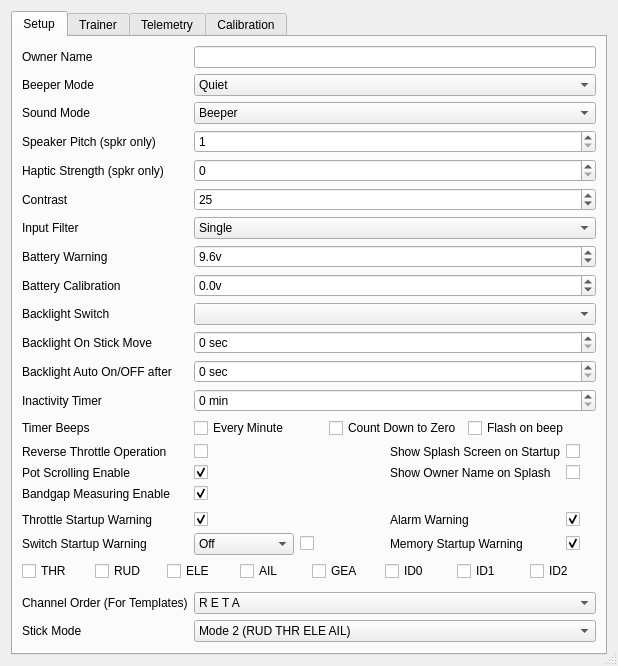
First picture: the form in src/generaledit.ui, repository roberto1903/companion9x, before the edit.
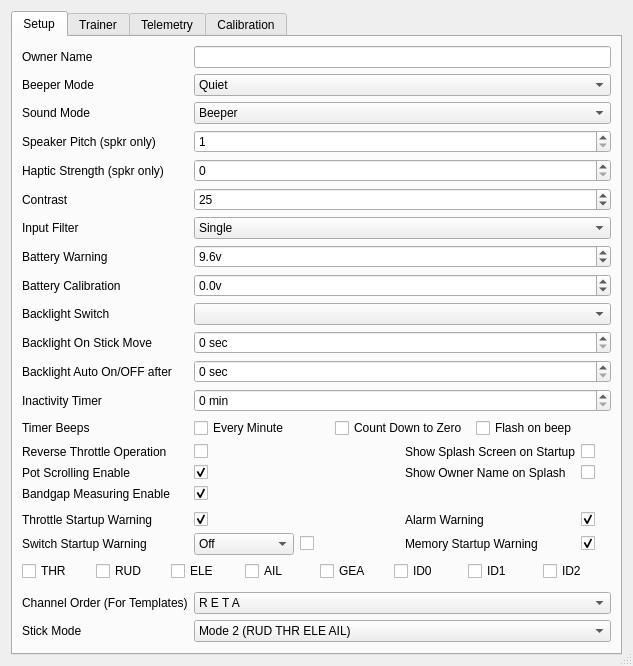
Second picture: the form after the edit. Icons and pictures are not drawn.

Commit message: Small fix to the general settings user interface.....

Patch:
```diff
--- a/src/generaledit.ui
+++ b/src/generaledit.ui
@@ -736,6 +736,19 @@
            </property>
           </widget>
          </item>
+         <item>
+          <spacer name="horizontalSpacer_3">
+           <property name="orientation">
+            <enum>Qt::Horizontal</enum>
+           </property>
+           <property name="sizeHint" stdset="0">
+            <size>
+             <width>40</width>
+             <height>20</height>
+            </size>
+           </property>
+          </spacer>
+         </item>
         </layout>
        </item>
        <item row="19" column="3">
```
